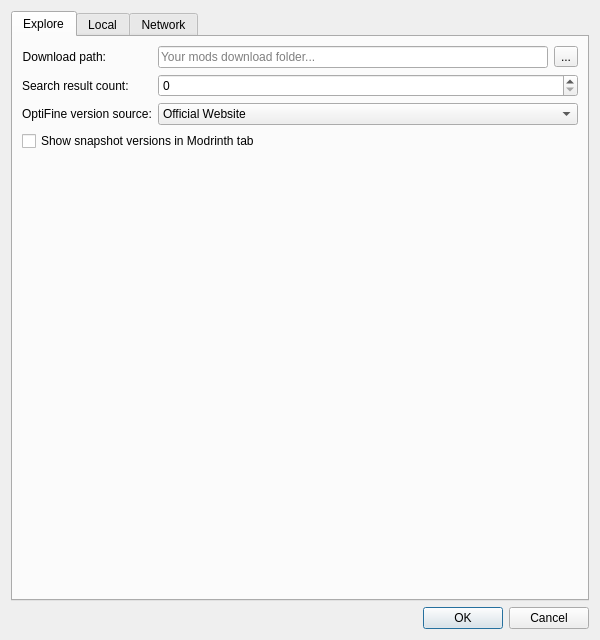
Before: the Qt Designer form src/ui/preferences.ui in kaniol-lck/modmanager, drawn with Qt 5.
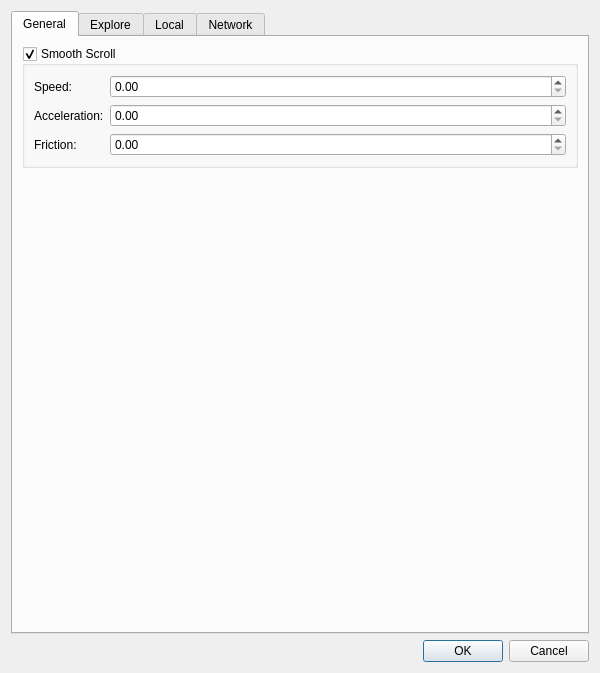
After: the same form once the commit is applied.

Commit message: configurable smooth scroll

```diff
--- a/src/ui/preferences.ui
+++ b/src/ui/preferences.ui
@@ -7,7 +7,7 @@
     <x>0</x>
     <y>0</y>
     <width>600</width>
-    <height>640</height>
+    <height>673</height>
    </rect>
   </property>
   <property name="windowTitle">
@@ -29,6 +29,80 @@
      <property name="currentIndex">
       <number>0</number>
      </property>
+     <widget class="QWidget" name="tab_4">
+      <attribute name="title">
+       <string>General</string>
+      </attribute>
+      <layout class="QGridLayout" name="gridLayout_5">
+       <item row="1" column="0">
+        <spacer name="verticalSpacer_4">
+         <property name="orientation">
+          <enum>Qt::Vertical</enum>
+         </property>
+         <property name="sizeHint" stdset="0">
+          <size>
+           <width>20</width>
+           <height>40</height>
+          </size>
+         </property>
+        </spacer>
+       </item>
+       <item row="0" column="0">
+        <widget class="QGroupBox" name="smoothScroll">
+         <property name="title">
+          <string>Smooth Scroll</string>
+         </property>
+         <property name="checkable">
+          <bool>true</bool>
+         </property>
+         <layout class="QFormLayout" name="formLayout_6">
+          <item row="0" column="0">
+           <widget class="QLabel" name="label_14">
+            <property name="text">
+             <string>Speed:</string>
+            </property>
+           </widget>
+          </item>
+          <item row="0" column="1">
+           <widget class="QDoubleSpinBox" name="scrollSpeed">
+            <property name="singleStep">
+             <double>0.050000000000000</double>
+            </property>
+           </widget>
+          </item>
+          <item row="1" column="0">
+           <widget class="QLabel" name="label_15">
+            <property name="text">
+             <string>Acceleration:</string>
+            </property>
+           </widget>
+          </item>
+          <item row="1" column="1">
+           <widget class="QDoubleSpinBox" name="scrollAcceleration">
+            <property name="singleStep">
+             <double>0.050000000000000</double>
+            </property>
+           </widget>
+          </item>
+          <item row="2" column="0">
+           <widget class="QLabel" name="label_16">
+            <property name="text">
+             <string>Friction:</string>
+            </property>
+           </widget>
+          </item>
+          <item row="2" column="1">
+           <widget class="QDoubleSpinBox" name="scrollFriction">
+            <property name="singleStep">
+             <double>0.050000000000000</double>
+            </property>
+           </widget>
+          </item>
+         </layout>
+        </widget>
+       </item>
+      </layout>
+     </widget>
      <widget class="QWidget" name="tab_3">
       <attribute name="title">
        <string>Explore</string>
```
The commit also changes 4 other files.
